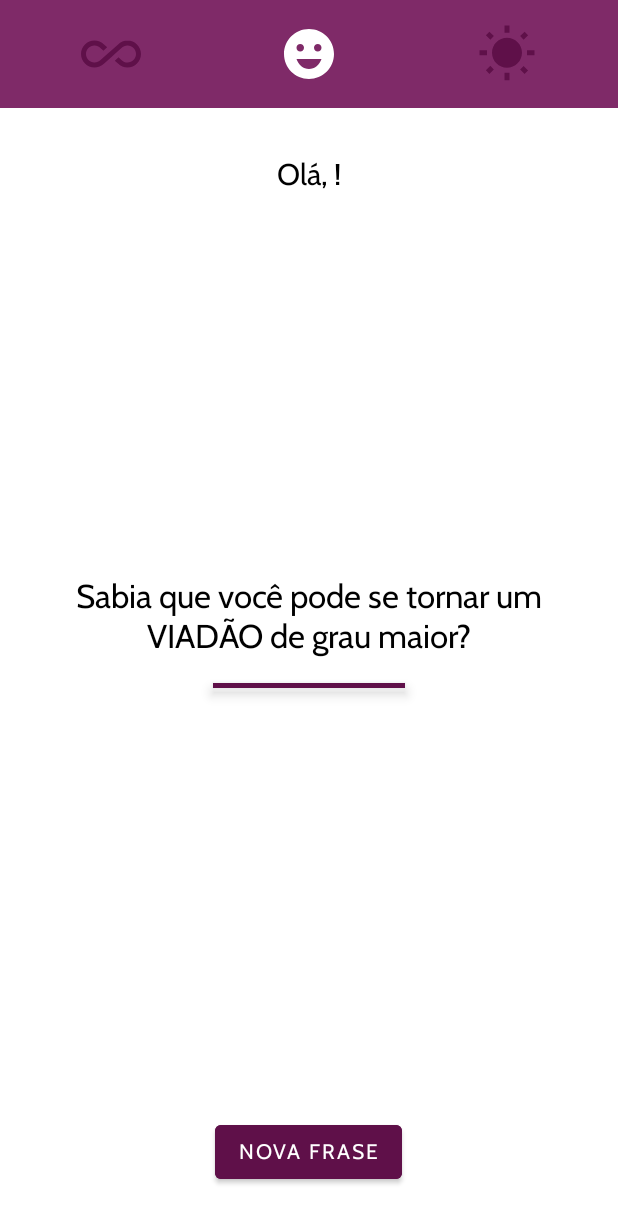
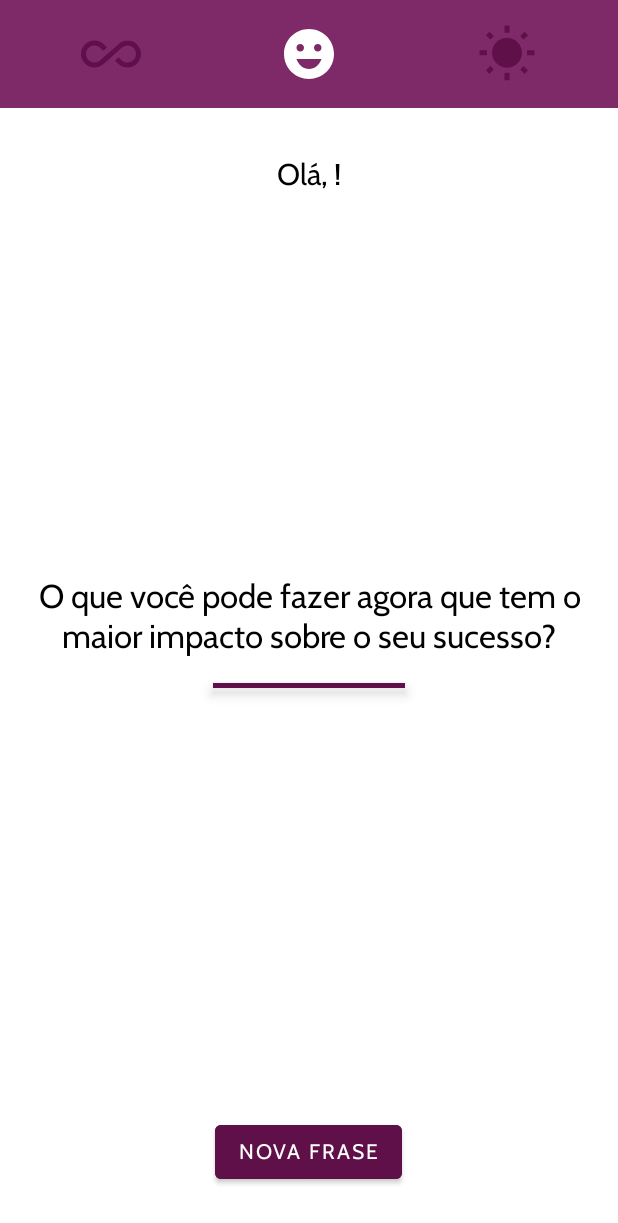
Before and after one commit to WillianDomingues79/MotiveSe, an Android app: the MainActivity screen opened directly, with no data from a screen before it, after a tap on "Happy", on a phone screen of 412 x 824 dp. Shown: the top 1223 px of the screen. Run offline under Robolectric (Android 15) with nearby library versions, the light colour scheme and no system bars.

Commit message:
Finalização da versão 1.0.0

```diff
--- a/app/src/main/java/com/example/motivese/data/Mock.kt
+++ b/app/src/main/java/com/example/motivese/data/Mock.kt
@@ -1,13 +1,38 @@
 package com.example.motivese.data
 
 import com.example.motivese.infra.MotivacaoConstants
+import kotlin.random.Random
 
-class Phrase(val description: String, val categoryId: Int)
+data class Phrase(val description: String, val category: Int)
 
 class Mock {
+    private val all = MotivacaoConstants.FILTER.ALL
+    private val happy = MotivacaoConstants.FILTER.HAPPY
     private val sunny = MotivacaoConstants.FILTER.SUNNY
 
-    val mListPhrase = listOf<Phrase>(
-        Phrase("", sunny)
+    private val listPhrases = listOf<Phrase>(
+        Phrase("Não sabendo que era impossível, foi lá e fez.", happy),
+        Phrase("Você não é derrotado quando perde, você é derrotado quando desiste!", happy),
+        Phrase("Quando está mais escuro, vemos mais estrelas!", happy),
+        Phrase("Insanidade é fazer sempre a mesma coisa e esperar um resultado diferente.", happy),
+        Phrase("Não pare quando estiver cansado, pare quando tiver terminado.", happy),
+        Phrase("O que você pode fazer agora que tem o maior impacto sobre o seu sucesso?", happy),
+        Phrase("A melhor maneira de prever o futuro é inventá-lo.", sunny),
+        Phrase("Você perde todas as chances que você não aproveita.", sunny),
+        Phrase("Fracasso é o condimento que dá sabor ao sucesso.", sunny),
+        Phrase(" Enquanto não estivermos comprometidos, haverá hesitação!", sunny),
+        Phrase("Se você não sabe onde quer ir, qualquer caminho serve.", sunny),
+        Phrase("Se você acredita, faz toda a diferença.", sunny),
+        Phrase("Riscos devem ser corridos, porque o maior perigo é não arriscar nada!", sunny)
     )
+
+    fun getPhrase(value: Int): String {
+        val filtered = listPhrases.filter { (it.category == value || value == all) } //Verificação para começar com 1(All) e trazer todas
+
+        // Número aleatório de 0 ao tamanho da lista retornada do filtro
+        val rand = Random.nextInt(filtered.size)
+
+        // Retorna string
+        return filtered[rand].description
+    }
 }
--- a/app/src/main/java/com/example/motivese/ui/MainActivity.kt
+++ b/app/src/main/java/com/example/motivese/ui/MainActivity.kt
@@ -5,6 +5,7 @@ import android.os.Bundle
 import android.view.View
 import androidx.core.content.ContextCompat
 import com.example.motivese.R
+import com.example.motivese.data.Mock
 import com.example.motivese.databinding.ActivityMainBinding
 import com.example.motivese.infra.MotivacaoConstants
 import com.example.motivese.infra.SecurityPreferences
@@ -13,7 +14,7 @@ import com.example.motivese.databinding.ActivityUserBinding
 class MainActivity : AppCompatActivity(), View.OnClickListener {
 
     private lateinit var binding: ActivityMainBinding
-    private var categoryId = 1
+    private var categoryId = 1 //Inicia com 1 para trazer todos
 
     override fun onCreate(savedInstanceState: Bundle?) {
         super.onCreate(savedInstanceState)
@@ -26,6 +27,7 @@ class MainActivity : AppCompatActivity(), View.OnClickListener {
 
         handleFilter(R.id.image_all)
         handleUserName()
+        handleNextPhrase()
 
         binding.buttonNewphrase.setOnClickListener(this)
         binding.imageAll.setOnClickListener(this)
@@ -36,10 +38,14 @@ class MainActivity : AppCompatActivity(), View.OnClickListener {
 
     override fun onClick(view: View) {
         if (view.id == R.id.button_newphrase) {
-            var s = ""
-        }else if (view.id in listOf(R.id.image_all, R.id.imageHappy, R.id.imageSunny)){
+            handleNextPhrase()
+        }else if (view.id in listOf(R.id.image_all, R.id.imageHappy, R.id.imageSunny)){ //Muda os botões e o valor do categoryID
             handleFilter(view.id)
         }
+    }
+
+    private fun handleNextPhrase(){
+        binding.textPhrase.text = Mock().getPhrase(categoryId)
     }
 
     private fun handleFilter(id : Int) {
@@ -50,19 +56,20 @@ class MainActivity : AppCompatActivity(), View.OnClickListener {
         when (id) {
             R.id.image_all -> {
                 binding.imageAll.setColorFilter(ContextCompat.getColor(this, R.color.white))
-                categoryId = MotivacaoConstants.FILTER.ALL
+                categoryId = MotivacaoConstants.FILTER.ALL //Muda para 1
             }
             R.id.imageHappy -> {
                 binding.imageHappy.setColorFilter(ContextCompat.getColor(this, R.color.white))
-                categoryId = MotivacaoConstants.FILTER.HAPPY
+                categoryId = MotivacaoConstants.FILTER.HAPPY // Muda para 2
             }
             R.id.imageSunny -> {
                 binding.imageSunny.setColorFilter(ContextCompat.getColor(this, R.color.white))
-                categoryId = MotivacaoConstants.FILTER.SUNNY
+                categoryId = MotivacaoConstants.FILTER.SUNNY //Muda para 3
             }
         }
     }
 
+    //Seta nome do usuário
     private fun handleUserName(){
         val name = SecurityPreferences(this).getString(MotivacaoConstants.KEY.USER_NAME)
         binding.textUserName.text = "Olá, ${name}!"
```
